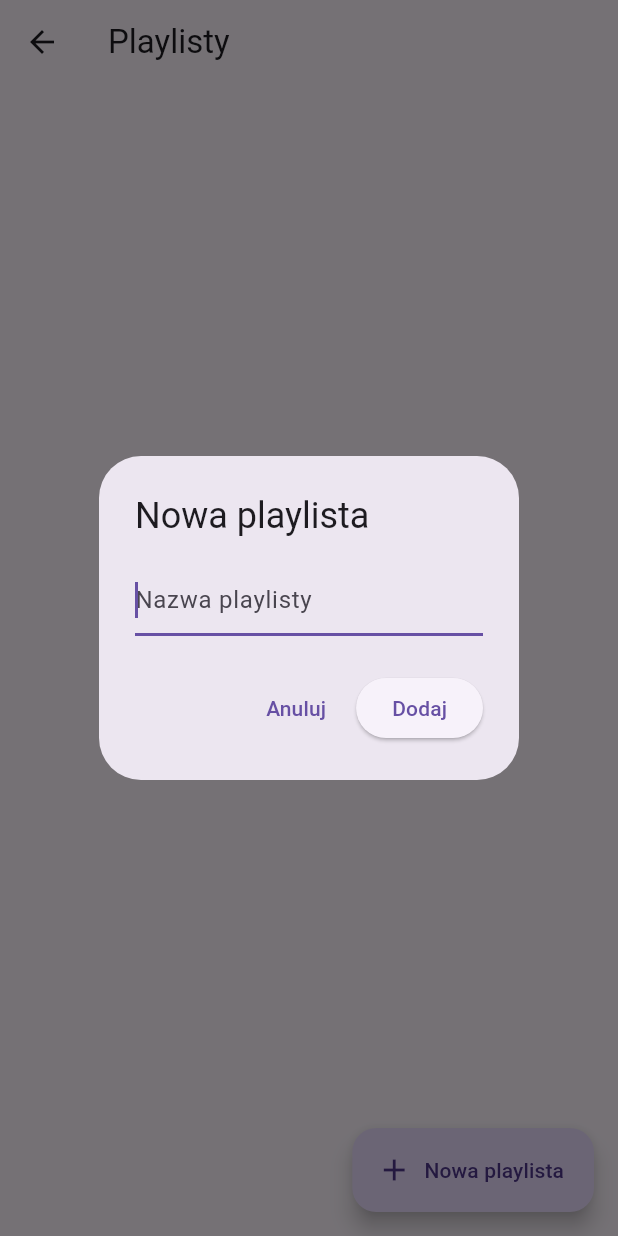
After one commit to BKwiatek22/digital-signage-player-PI, a Flutter app: the PlaylistsScreen screen opened directly, after a tap on "Nowa playlista", on a phone screen of 412 x 824 dp. The commit adds this screen. Run offline on Flutter 3.47's test engine with Material 3 defaults, Android fonts, the phone set to English and light mode, and no system bars; our stand-ins replace file_picker, shared_preferences, video_player; missing offline and left inert: video_thumbnail; accounts and stored records are empty.

Commit message:
Podział projektu na docelową strukturę

```diff
--- /dev/null
+++ b/lib/models/playlist.dart
@@ -0,0 +1,17 @@
+import 'playlist_item.dart';
+
+class Playlist {
+  String name;
+  List<PlaylistItem> items;
+  bool isLooping;
+  DateTime? startTime;
+  DateTime? endTime;
+
+  Playlist({
+    required this.name,
+    required this.items,
+    this.isLooping = false,
+    this.startTime,
+    this.endTime,
+  });
+}
--- /dev/null
+++ b/lib/models/playlist_item.dart
@@ -0,0 +1,8 @@
+import 'package:file_picker/file_picker.dart';
+
+class PlaylistItem {
+  final PlatformFile file;
+  int durationSeconds; // domyślnie 7 sekund dla zdjęcia
+
+  PlaylistItem({required this.file, this.durationSeconds = 7});
+}
--- /dev/null
+++ b/lib/screens/playlists_screen.dart
@@ -0,0 +1,141 @@
+import 'package:flutter/material.dart';
+import '../models/playlist.dart';
+
+class PlaylistsScreen extends StatefulWidget {
+  const PlaylistsScreen({super.key});
+
+  @override
+  State<PlaylistsScreen> createState() => _PlaylistsScreenState();
+}
+
+class _PlaylistsScreenState extends State<PlaylistsScreen> {
+  List<Playlist> playlists = [];
+
+  // Dodaj nową playlistę (pokaż dialog z nazwą)
+  Future<void> _addPlaylistDialog() async {
+    String playlistName = '';
+    final result = await showDialog<String>(
+      context: context,
+      builder: (context) {
+        return AlertDialog(
+          title: const Text('Nowa playlista'),
+          content: TextField(
+            autofocus: true,
+            decoration: const InputDecoration(hintText: 'Nazwa playlisty'),
+            onChanged: (value) => playlistName = value,
+            onSubmitted: (value) => Navigator.of(context).pop(value),
+          ),
+          actions: [
+            TextButton(
+              child: const Text('Anuluj'),
+              onPressed: () => Navigator.of(context).pop(),
+            ),
+            ElevatedButton(
+              child: const Text('Dodaj'),
+              onPressed: () => Navigator.of(context).pop(playlistName),
+            ),
+          ],
+        );
+      },
+    );
+
+    if (result != null && result.trim().isNotEmpty) {
+      setState(() {
+        playlists.add(
+          Playlist(
+            name: result.trim(),
+            items: [],
+          ),
+        );
+      });
+    }
+  }
+
+  // Usuwanie playlisty z listy
+  void _removePlaylist(int index) {
+    setState(() {
+      playlists.removeAt(index);
+    });
+  }
+
+  // Edycja nazwy playlisty (na razie przez dialog)
+  Future<void> _editPlaylistName(int index) async {
+    String newName = playlists[index].name;
+    final result = await showDialog<String>(
+      context: context,
+      builder: (context) {
+        return AlertDialog(
+          title: const Text('Zmień nazwę playlisty'),
+          content: TextField(
+            autofocus: true,
+            decoration: const InputDecoration(hintText: 'Nowa nazwa'),
+            controller: TextEditingController(text: playlists[index].name),
+            onChanged: (value) => newName = value,
+            onSubmitted: (value) => Navigator.of(context).pop(value),
+          ),
+          actions: [
+            TextButton(
+              child: const Text('Anuluj'),
+              onPressed: () => Navigator.of(context).pop(),
+            ),
+            ElevatedButton(
+              child: const Text('Zmień'),
+              onPressed: () => Navigator.of(context).pop(newName),
+            ),
+          ],
+        );
+      },
+    );
+    if (result != null && result.trim().isNotEmpty) {
+      setState(() {
+        playlists[index].name = result.trim();
+      });
+    }
+  }
+
+  @override
+  Widget build(BuildContext context) {
+    return Scaffold(
+      appBar: AppBar(
+        title: const Text('Playlisty'),
+      ),
+      body: playlists.isEmpty
+          ? const Center(child: Text('Brak utworzonych playlist'))
+          : ListView.separated(
+              itemCount: playlists.length,
+              separatorBuilder: (context, index) => const Divider(height: 1),
+              itemBuilder: (context, index) {
+                final playlist = playlists[index];
+                return ListTile(
+                  leading: const Icon(Icons.playlist_play),
+                  title: Text(playlist.name),
+                  subtitle: Text('${playlist.items.length} plików'),
+                  trailing: Row(
+                    mainAxisSize: MainAxisSize.min,
+                    children: [
+                      IconButton(
+                        icon: const Icon(Icons.edit, color: Colors.blueAccent),
+                        tooltip: 'Zmień nazwę',
+                        onPressed: () => _editPlaylistName(index),
+                      ),
+                      IconButton(
+                        icon: const Icon(Icons.delete, color: Colors.red),
+                        tooltip: 'Usuń',
+                        onPressed: () => _removePlaylist(index),
+                      ),
+                    ],
+                  ),
+                  onTap: () {
+                    // W przyszłości: szczegóły/edycja playlisty
+                  },
+                );
+              },
+            ),
+      floatingActionButton: FloatingActionButton.extended(
+        icon: const Icon(Icons.add),
+        label: const Text('Nowa playlista'),
+        onPressed: _addPlaylistDialog,
+      ),
+    );
+  }
+}
```
Also changed, not shown: lib/main.dart (+31 -0 lines), lib/screens/media_library_screen.dart (added, +128 -0 lines), lib/screens/media_preview_screen.dart (added, +101 -0 lines), lib/widgets/media_grid_item.dart (added, +109 -0 lines).
